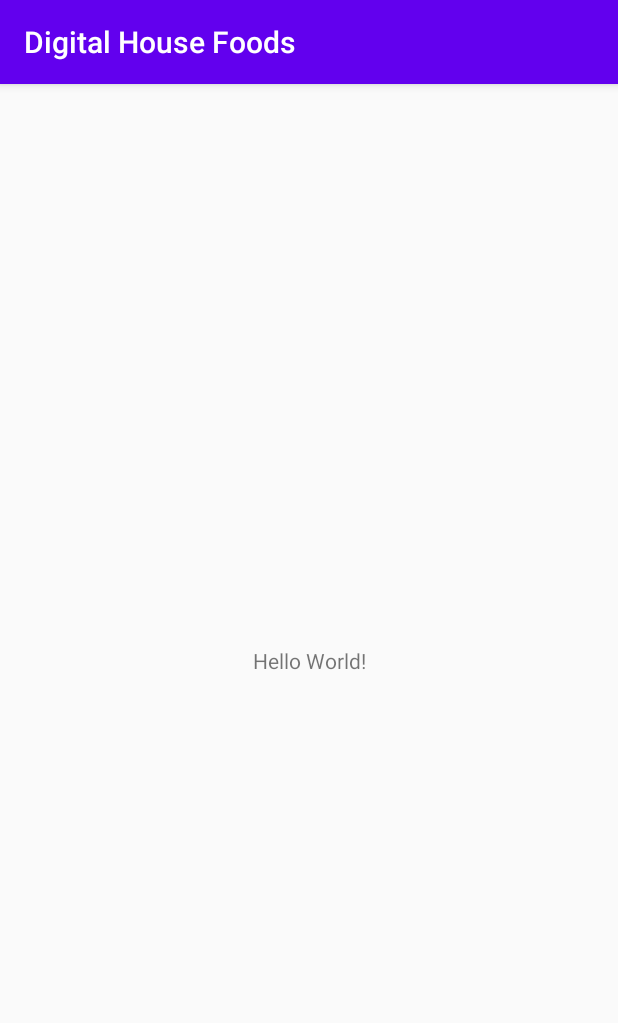
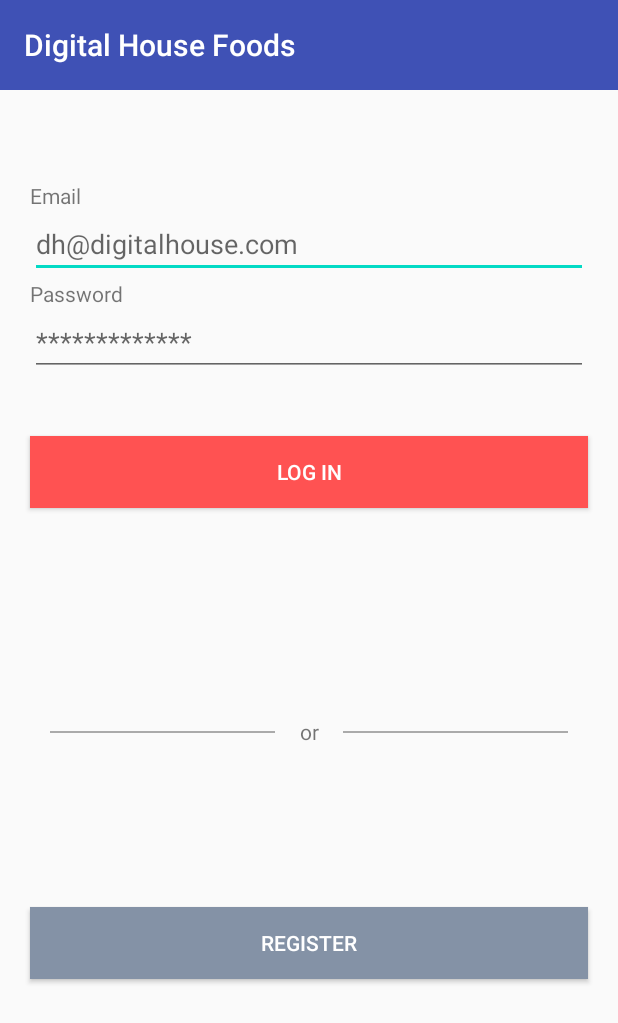
Before and after one commit to manasomali/desafio-kotlin-02, an Android app: the screen it shows after launch (MainActivity before the commit, LoginActivity after it), on a phone screen of 412 x 824 dp. Shown: the top 1023 px of the screen. Run offline under Robolectric (Android 15) with nearby library versions, the phone set to English and light mode, and no system bars.

Commit message:
telas: loading, login, register prontas

```diff
--- /dev/null
+++ b/DigitalHouseFoods/app/src/main/java/com/example/digitalhousefoods/LoadingActivity.kt
@@ -0,0 +1,17 @@
+package com.example.digitalhousefoods
+
+import android.content.Intent
+import androidx.appcompat.app.AppCompatActivity
+import android.os.Bundle
+import android.os.Handler
+
+class LoadingActivity : AppCompatActivity() {
+    override fun onCreate(savedInstanceState: Bundle?) {
+        super.onCreate(savedInstanceState)
+        setContentView(R.layout.activity_loading)
+        Handler().postDelayed({
+            startActivity(Intent(this, LoginActivity::class.java))
+        }, 2000)
+    }
+
+}
--- /dev/null
+++ b/DigitalHouseFoods/app/src/main/java/com/example/digitalhousefoods/LoginActivity.kt
@@ -0,0 +1,19 @@
+package com.example.digitalhousefoods
+
+import android.content.Intent
+import androidx.appcompat.app.AppCompatActivity
+import android.os.Bundle
+import kotlinx.android.synthetic.main.activity_login.*
+
+class LoginActivity : AppCompatActivity() {
+    override fun onCreate(savedInstanceState: Bundle?) {
+        super.onCreate(savedInstanceState)
+        setContentView(R.layout.activity_login)
+        buttonLogin.setOnClickListener {
+            startActivity(Intent(this, MainActivity::class.java))
+        }
+        buttonRegister.setOnClickListener {
+            startActivity(Intent(this, RegisterActivity::class.java))
+        }
+    }
+}
--- /dev/null
+++ b/DigitalHouseFoods/app/src/main/res/layout/activity_login.xml
@@ -0,0 +1,156 @@
+<?xml version="1.0" encoding="utf-8"?>
+<androidx.constraintlayout.widget.ConstraintLayout xmlns:android="http://schemas.android.com/apk/res/android"
+    xmlns:app="http://schemas.android.com/apk/res-auto"
+    xmlns:tools="http://schemas.android.com/tools"
+    android:layout_width="match_parent"
+    android:layout_height="match_parent"
+    tools:context=".LoginActivity">
+
+    <androidx.appcompat.widget.Toolbar
+        android:id="@+id/toolbar"
+        android:layout_width="match_parent"
+        android:layout_height="60dp"
+        android:background="@color/colorToolbar"
+        app:layout_constraintEnd_toEndOf="parent"
+        app:layout_constraintStart_toStartOf="parent"
+        app:layout_constraintTop_toTopOf="parent"
+        app:title="Digital House Foods"
+        app:titleTextColor="@color/colorWhite"></androidx.appcompat.widget.Toolbar>
+
+    <androidx.constraintlayout.widget.ConstraintLayout
+        android:layout_width="match_parent"
+        android:layout_height="0dp"
+        app:layout_constraintBottom_toBottomOf="parent"
+        app:layout_constraintEnd_toEndOf="parent"
+        app:layout_constraintHorizontal_bias="0.0"
+        app:layout_constraintStart_toStartOf="parent"
+        app:layout_constraintTop_toBottomOf="@+id/toolbar"
+        app:layout_constraintVertical_bias="1.0">
+
+        <TextView
+            android:layout_width="wrap_content"
+            android:layout_height="wrap_content"
+            android:layout_marginStart="20dp"
+            android:text="Email"
+            app:layout_constraintBottom_toTopOf="@+id/editTextTextPersonName"
+            app:layout_constraintStart_toStartOf="parent" />
+
+        <EditText
+            android:id="@+id/editTextTextPersonName"
+            android:layout_width="match_parent"
+            android:layout_height="wrap_content"
+            android:layout_marginLeft="20dp"
+            android:layout_marginTop="80dp"
+            android:layout_marginRight="20dp"
+            android:layout_weight="1"
+            android:ems="10"
+            android:inputType="textPersonName"
+            android:hint="dh@digitalhouse.com"
+            app:layout_constraintEnd_toEndOf="parent"
+            app:layout_constraintStart_toStartOf="parent"
+            app:layout_constraintTop_toTopOf="parent" />
+
+        <TextView
+            android:layout_width="wrap_content"
+            android:layout_height="wrap_content"
+            android:layout_marginStart="20dp"
+            android:text="Password"
+            app:layout_constraintBottom_toTopOf="@+id/editTextTextPassword"
+            app:layout_constraintStart_toStartOf="parent" />
+
+        <EditText
+            android:id="@+id/editTextTextPassword"
+            android:layout_width="match_parent"
+            android:layout_height="wrap_content"
+            android:layout_marginTop="20dp"
+            android:layout_marginLeft="20dp"
+            android:layout_marginRight="20dp"
+            android:layout_weight="1"
+            android:ems="10"
+            android:inputType="textPassword"
+            android:hint="*************"
+            app:layout_constraintEnd_toEndOf="parent"
+            app:layout_constraintHorizontal_bias="0.497"
+            app:layout_constraintStart_toStartOf="parent"
+            app:layout_constraintTop_toBottomOf="@+id/editTextTextPersonName" />
+
+        <Button
+            android:id="@+id/buttonLogin"
+            android:layout_width="match_parent"
+            android:layout_height="wrap_content"
+            android:layout_marginLeft="20dp"
+            android:layout_marginTop="40dp"
+            android:layout_marginRight="20dp"
+            android:background="#FF5252"
+            android:text="LOG IN"
+            android:textColor="@color/colorWhite"
+            app:layout_constraintEnd_toEndOf="parent"
+            app:layout_constraintHorizontal_bias="0.587"
+            app:layout_constraintStart_toStartOf="parent"
+            app:layout_constraintTop_toBottomOf="@+id/editTextTextPassword" />
+
+        <LinearLayout
+            android:id="@+id/linearLayout"
+            android:layout_width="wrap_content"
+            android:layout_height="40dp"
+            android:foregroundGravity="center"
+            android:gravity="center"
+            android:orientation="horizontal"
+            app:layout_constraintBottom_toBottomOf="parent"
+            app:layout_constraintEnd_toEndOf="parent"
+            app:layout_constraintStart_toStartOf="parent"
+            app:layout_constraintTop_toBottomOf="@+id/buttonLogin"
+            app:layout_constraintVertical_bias="0.291">
+
+            <View
+                android:id="@+id/view"
+                android:layout_width="150dp"
+                android:layout_height="1dp"
+                android:layout_gravity="center"
+                android:background="@android:color/darker_gray"
+                app:layout_constraintEnd_toStartOf="@+id/textView"
+                app:layout_constraintHorizontal_bias="0.368"
+                app:layout_constraintStart_toStartOf="parent"
+                app:layout_constraintTop_toBottomOf="@+id/button" />
+
+            <TextView
+                android:id="@+id/textView"
+                android:layout_width="45dp"
+                android:layout_height="wrap_content"
+                android:layout_gravity="center"
+                android:gravity="center"
+                android:text="or"
+                app:layout_constraintBottom_toBottomOf="parent"
+                app:layout_constraintEnd_toEndOf="parent"
+                app:layout_constraintStart_toStartOf="parent"
+                app:layout_constraintTop_toBottomOf="@+id/button" />
+
+            <View
+                android:id="@+id/view2"
+                android:layout_width="150dp"
+                android:layout_height="1dp"
+                android:layout_gravity="center"
+                android:background="@android:color/darker_gray"
+                app:layout_constraintEnd_toEndOf="parent"
+                app:layout_constraintStart_toEndOf="@+id/textView"
+                app:layout_constraintTop_toBottomOf="@+id/button" />
+        </LinearLayout>
+
+        <Button
+            android:id="@+id/buttonRegister"
+            android:layout_width="match_parent"
+            android:layout_height="wrap_content"
+            android:layout_marginLeft="20dp"
+            android:layout_marginRight="20dp"
+            android:background="#8492A6"
+            android:text="REGISTER"
+            android:textColor="@color/colorWhite"
+            app:layout_constraintBottom_toBottomOf="parent"
+            app:layout_constraintEnd_toEndOf="parent"
+            app:layout_constraintHorizontal_bias="0.587"
+            app:layout_constraintStart_toStartOf="parent"
+            app:layout_constraintTop_toBottomOf="@+id/linearLayout"
+            app:layout_constraintVertical_bias="0.361" />
+
+    </androidx.constraintlayout.widget.ConstraintLayout>
+</androidx.constraintlayout.widget.ConstraintLayout>
--- a/DigitalHouseFoods/app/src/main/res/values/colors.xml
+++ b/DigitalHouseFoods/app/src/main/res/values/colors.xml
@@ -1,6 +1,8 @@
 <?xml version="1.0" encoding="utf-8"?>
 <resources>
     <color name="colorPrimary">#6200EE</color>
-    <color name="colorPrimaryDark">#3700B3</color>
+    <color name="colorPrimaryDark">#303F9F</color>
     <color name="colorAccent">#03DAC5</color>
+    <color name="colorToolbar">#3F51B5</color>
+    <color name="colorWhite">#FFFFFF</color>
 </resources>
--- a/DigitalHouseFoods/app/src/main/res/values/styles.xml
+++ b/DigitalHouseFoods/app/src/main/res/values/styles.xml
@@ -1,6 +1,6 @@
 <resources>
     <!-- Base application theme. -->
-    <style name="AppTheme" parent="Theme.AppCompat.Light.DarkActionBar">
+    <style name="AppTheme" parent="Theme.AppCompat.Light.NoActionBar">
         <!-- Customize your theme here. -->
         <item name="colorPrimary">@color/colorPrimary</item>
         <item name="colorPrimaryDark">@color/colorPrimaryDark</item>
```
Also changed, not shown: DigitalHouseFoods/app/src/main/AndroidManifest.xml (+6 -2 lines), DigitalHouseFoods/app/src/main/java/com/example/digitalhousefoods/RegisterActivity.kt (added, +19 -0 lines), DigitalHouseFoods/app/src/main/res/layout/activity_loading.xml (added, +22 -0 lines), DigitalHouseFoods/app/src/main/res/layout/activity_register.xml (added, +140 -0 lines), DigitalHouseFoods/app/src/main/res/drawable/image_loading.jpg (added).
